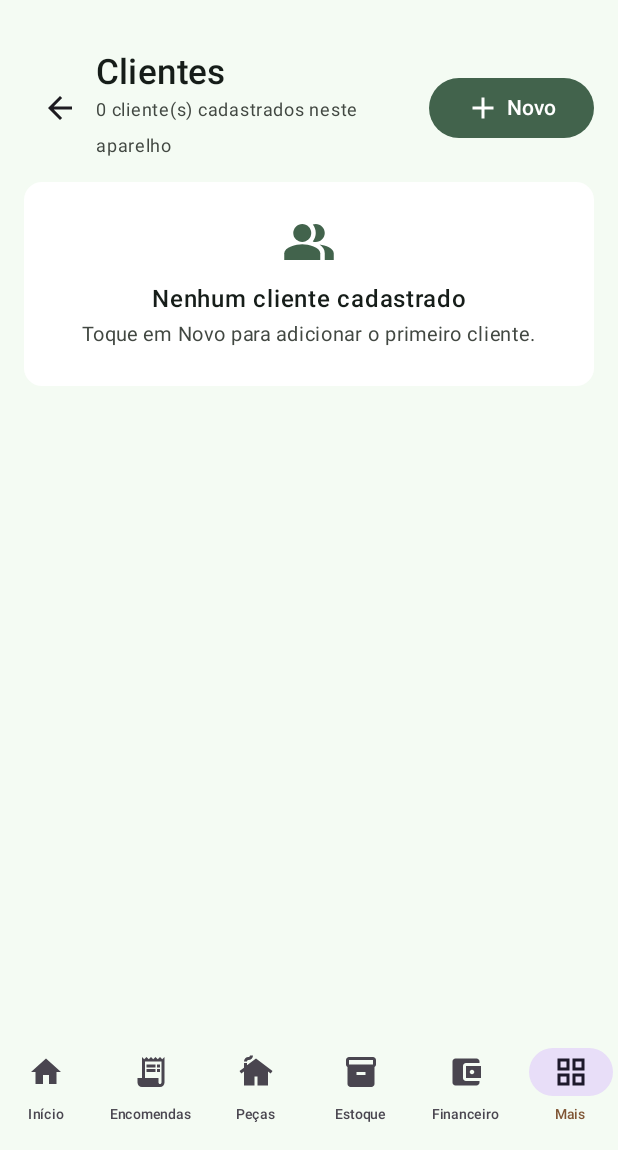
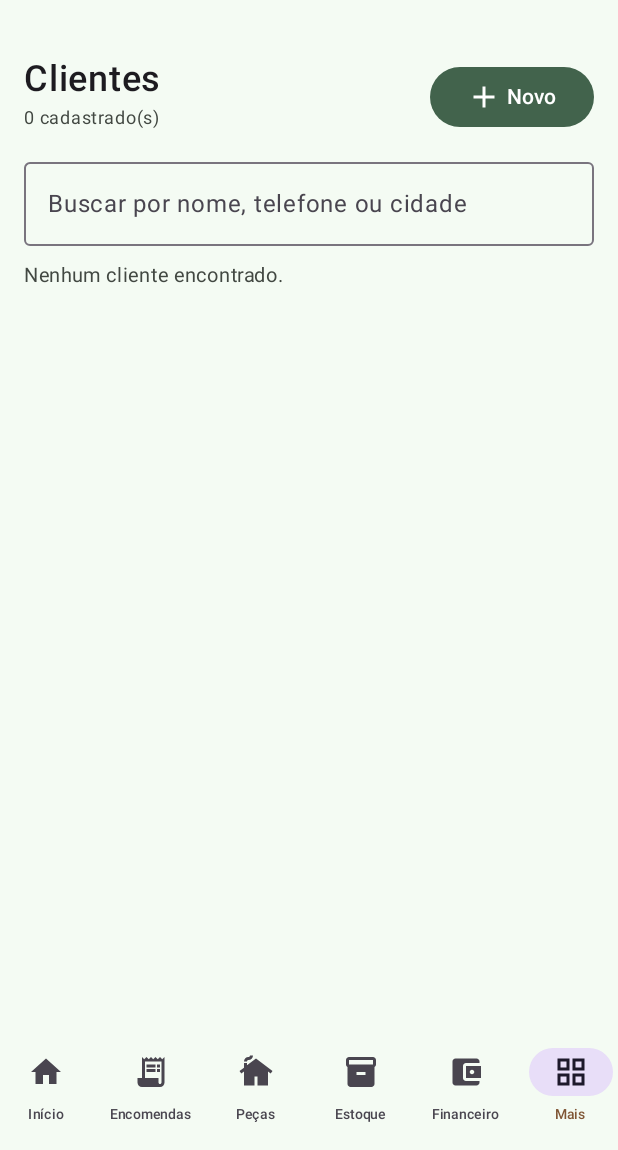
Before and after one commit to anderfc22/Ateliecroche, an Android app built with Jetpack Compose: the screen it shows after launch (MainActivity), after a tap on "Clientes", on a phone screen of 412 x 824 dp, the part 86-1236 px from its top. Run offline under Robolectric (Android 15) with nearby library versions, the phone set to English and light mode, and no system bars; 1 other tap on this screen came first.

Commit message:
Connect full customer manager to More menu

```diff
--- a/app/src/main/java/com/lelecroche/app/MainActivity.kt
+++ b/app/src/main/java/com/lelecroche/app/MainActivity.kt
@@ -98,7 +98,7 @@ private fun LeleCrocheApp() {
                 3 -> MaterialsScreen(Modifier.padding(padding))
                 4 -> FinanceScreen(Modifier.padding(padding))
                 else -> if (moreSection == null) MoreScreen(Modifier.padding(padding)) { moreSection = it }
-                    else if (moreSection == "Clientes") CustomersScreen(Modifier.padding(padding)) { moreSection = null }
+                    else if (moreSection == "Clientes") NativeCustomersScreen(Modifier.padding(padding)) { moreSection = null }
                     else if (moreSection == "Produção") ProductionScreen(Modifier.padding(padding))
                     else if (moreSection == "Despesas") FinanceScreen(Modifier.padding(padding))
                     else if (moreSection == "Compras" || moreSection == "Histórico de estoque") MaterialsScreen(Modifier.padding(padding))
```
